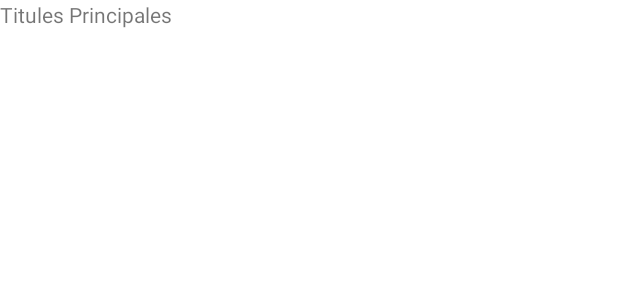
After one commit to enrique40/NoticiasApp, an Android app: the layout fragment_top_headlines.xml on its own in the app's theme, with its tools: preview values and no code run, on a phone screen of 412 x 824 dp. The commit adds this screen. Shown: the top 300 px of the screen. Run offline under Robolectric (Android 15) with nearby library versions, the phone set to English and light mode, and no system bars.

Commit message:
[add] Tab Layout

```diff
--- a/app/src/main/AndroidManifest.xml
+++ b/app/src/main/AndroidManifest.xml
@@ -16,7 +16,7 @@
         android:theme="@style/Theme.NoticiasApp"
         tools:targetApi="31">
         <activity
-            android:name="com.example.NoticiasApp.MainActivity"
+            android:name="com.example.NoticiasApp.ui.activitys.MainActivity"
             android:exported="true">
             <intent-filter>
                 <action android:name="android.intent.action.MAIN" />
--- /dev/null
+++ b/app/src/main/res/layout/fragment_top_headlines.xml
@@ -0,0 +1,14 @@
+<?xml version="1.0" encoding="utf-8"?>
+<androidx.constraintlayout.widget.ConstraintLayout xmlns:android="http://schemas.android.com/apk/res/android"
+    xmlns:tools="http://schemas.android.com/tools"
+    android:layout_width="match_parent"
+    android:layout_height="match_parent">
+
+
+    <TextView
+        android:layout_width="wrap_content"
+        android:layout_height="wrap_content"
+        android:text="Titules Principales"
+        tools:ignore="MissingConstraints" />
+
+</androidx.constraintlayout.widget.ConstraintLayout>
```
Also changed, not shown: app/build.gradle (+22 -0 lines), app/src/main/java/com/example/NoticiasApp/MainActivity.kt (deleted, +0 -12 lines), app/src/main/java/com/example/NoticiasApp/ui/activitys/MainActivity.kt (added, +34 -0 lines), app/src/main/java/com/example/NoticiasApp/ui/activitys/adapters/PagerAdapter.kt (added, +21 -0 lines), app/src/main/java/com/example/NoticiasApp/ui/fragments/FragmentNewsSaved.kt (added, +29 -0 lines), app/src/main/java/com/example/NoticiasApp/ui/fragments/FragmentTopHeadlines.kt (added, +27 -0 lines), app/src/main/res/layout/activity_main.xml (+13 -5 lines), app/src/main/res/layout/fragment_news_saved.xml (added, +15 -0 lines).
